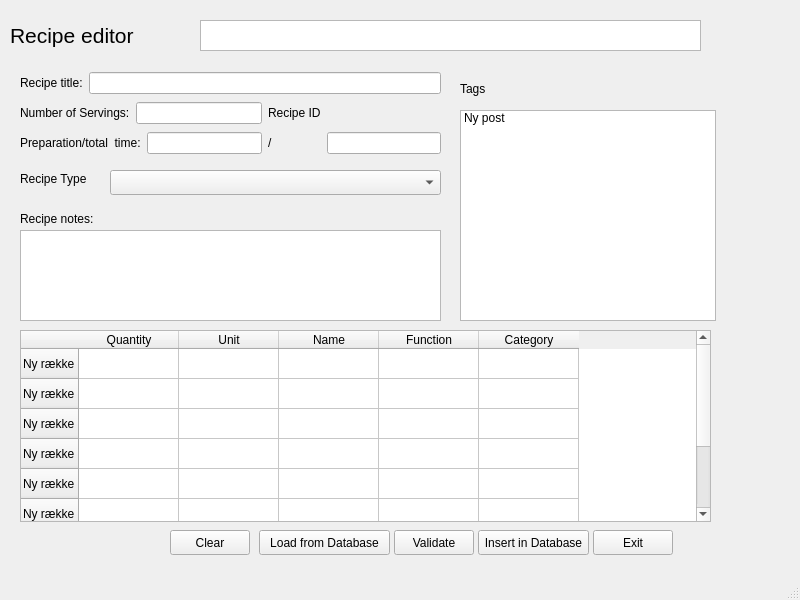
Old version of the form PyQt-recipe-editor-ui.ui in the repository askemj/pyqtrecipeeditor.
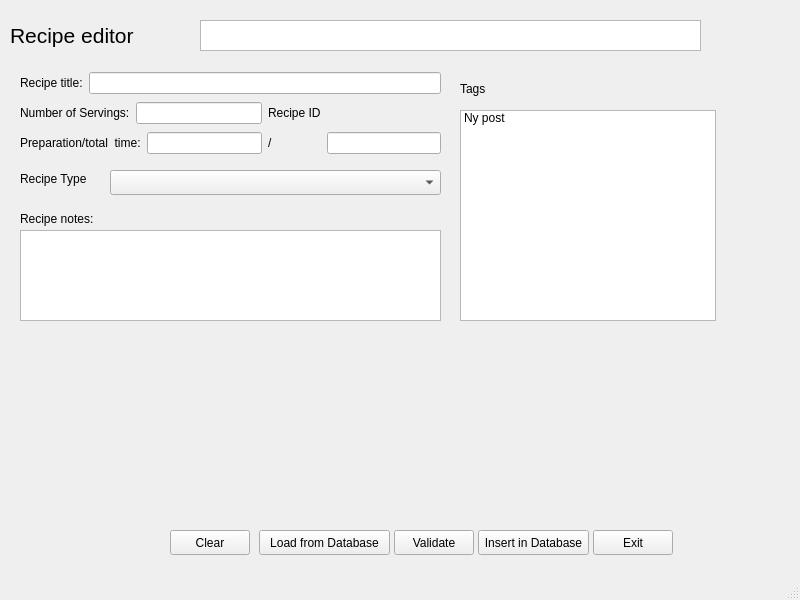
New version of the form.

Commit message: replaced  QTableWidget with generic QWidget

What changed in the file:
```diff
--- a/PyQt-recipe-editor-ui.ui
+++ b/PyQt-recipe-editor-ui.ui
@@ -55,81 +55,6 @@
      </rect>
     </property>
    </widget>
-   <widget class="QTableWidget" name="inpIngredients">
-    <property name="geometry">
-     <rect>
-      <x>20</x>
-      <y>330</y>
-      <width>691</width>
-      <height>192</height>
-     </rect>
-    </property>
-    <row>
-     <property name="text">
-      <string>Ny række</string>
-     </property>
-    </row>
-    <row>
-     <property name="text">
-      <string>Ny række</string>
-     </property>
-    </row>
-    <row>
-     <property name="text">
-      <string>Ny række</string>
-     </property>
-    </row>
-    <row>
-     <property name="text">
-      <string>Ny række</string>
-     </property>
-    </row>
-    <row>
-     <property name="text">
-      <string>Ny række</string>
-     </property>
-    </row>
-    <row>
-     <property name="text">
-      <string>Ny række</string>
-     </property>
-    </row>
-    <row>
-     <property name="text">
-      <string>Ny række</string>
-     </property>
-    </row>
-    <row>
-     <property name="text">
-      <string>Ny række</string>
-     </property>
-    </row>
-    <column>
-     <property name="text">
-      <string>Quantity</string>
-     </property>
-    </column>
-    <column>
-     <property name="text">
-      <string>Unit</string>
-     </property>
-    </column>
-    <column>
-     <property name="text">
-      <string>Name</string>
-     </property>
-    </column>
-    <column>
-     <property name="text">
-      <string>Function</string>
-     </property>
-    </column>
-    <column>
-     <property name="text">
-      <string>Category</string>
-     </property>
-    </column>
-   </widget>
    <widget class="QListWidget" name="inpTags">
     <property name="geometry">
      <rect>
@@ -318,6 +243,16 @@
      </rect>
     </property>
    </widget>
+   <widget class="QWidget" name="ingredientWidget" native="true">
+    <property name="geometry">
+     <rect>
+      <x>20</x>
+      <y>340</y>
+      <width>691</width>
+      <height>171</height>
+     </rect>
+    </property>
+   </widget>
   </widget>
   <widget class="QMenuBar" name="menubar">
    <property name="geometry">
```
